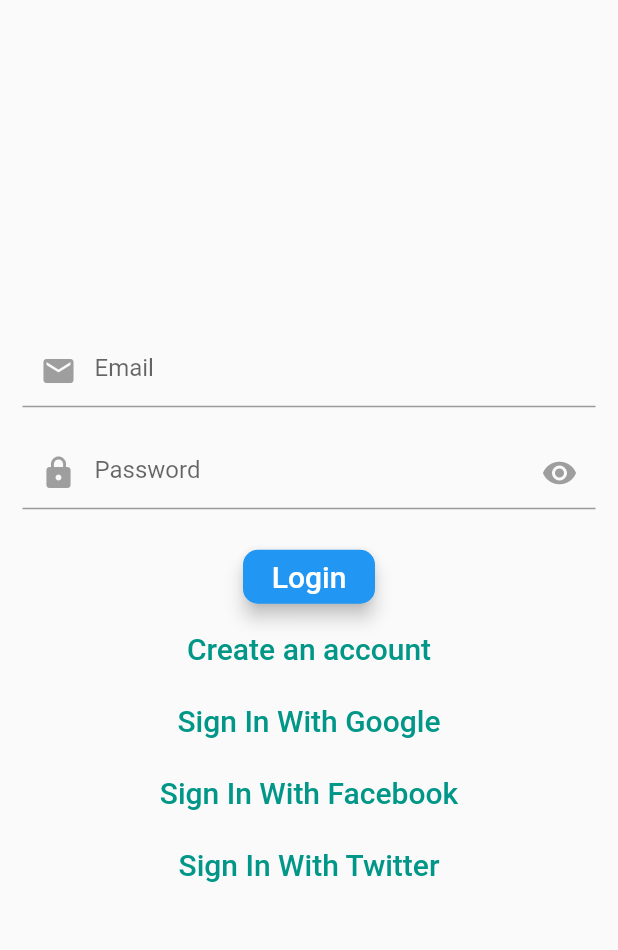
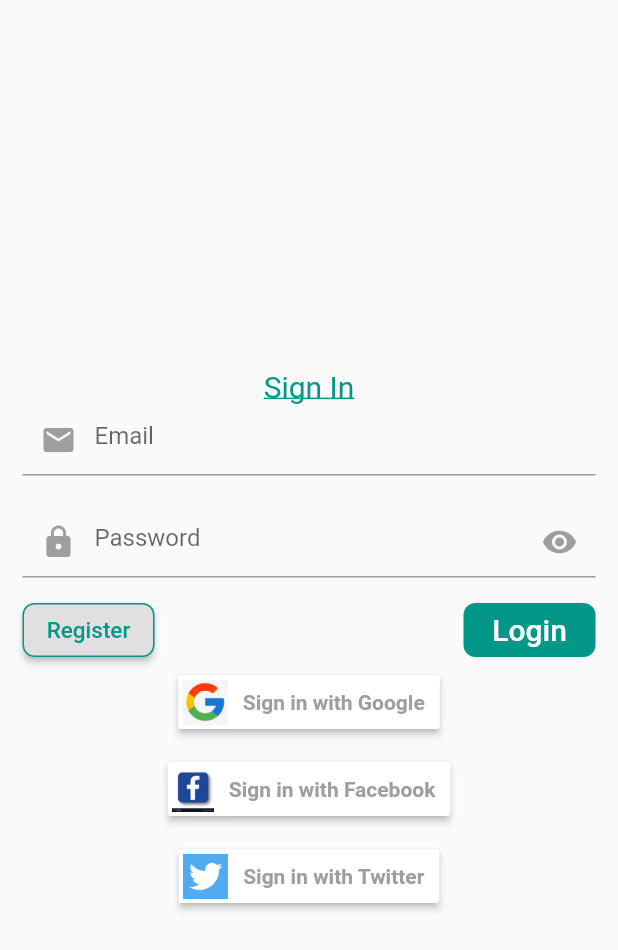
Before and after one commit to NKGS/Flutter_Basics, a Flutter app: the screen it shows after launch, on a phone screen of 412 x 824 dp. Shown: the top 950 px of the screen. Run offline on Flutter 3.47's test engine with Material 2 defaults, Android fonts, the phone set to English and light mode, and no system bars; our stand-ins replace firebase_auth, google_sign_in; accounts and stored records are empty.

Commit message:
code for login with style changes

```diff
--- a/lib/view/LoginView.dart
+++ b/lib/view/LoginView.dart
@@ -167,20 +167,102 @@ class _LoginViewState extends State<LoginView> {
         child: Form(
           autovalidate: _autoValidate,
           key: formKey,
+          child: Center(
+            child: SingleChildScrollView(
               child: Column(
                 mainAxisAlignment: MainAxisAlignment.center,
               children: [
+                SizedBox(height: 30),
+                Text(_formType == FormType.register ? 'Register' : 'Sign In',
+                    style: new TextStyle(fontSize: 20.0, color: Colors.teal,decoration: TextDecoration.underline )),
                 showEmailInput(),
                 SizedBox(height: 20),
                 showPasswordInput(),
-            SizedBox(height: 20),
+                SizedBox(height: (_formType == FormType.register) ? 20: 5),
                 showConfirmPassword(),
+                SizedBox(height: 5),
                 showPrimaryButton(),
-            showOtherButtons()
+                showOtherButtonsImages()
+                //showOtherButtons()
               ],
         ),
             ),
+          ),
+        ),
       )
+    );
+  }
+
+  Widget showOtherButtonsImages() {
+    return Container(
+      alignment: Alignment.center,
+
+      child: Column(
+        children: [
+          RaisedButton(
+            onPressed: () => {},
+            padding: EdgeInsets.only(top: 3.0, bottom: 3.0, left: 3.0),
+            color: const Color(0xFFFFFFFF),
+            child: Row(
+                mainAxisSize: MainAxisSize.min,
+              children: [
+                Image.asset('assets/images/google.jpg', height: 30.0,),
+                new Container(
+                    padding: EdgeInsets.only(left: 10.0, right: 10.0),
+                    child: new Text(
+                      "Sign in with Google",
+                      style: TextStyle(
+                          color: Colors.grey,
+                          fontWeight: FontWeight.bold),
+                    )
+                ),
+              ]
+            ),
+          ),
+          SizedBox(height: 10),
+          RaisedButton(
+            onPressed: () => {},
+            padding: EdgeInsets.only(top: 3.0, bottom: 3.0, left: 3.0),
+            color: const Color(0xFFFFFFFF),
+            child: Row(
+              mainAxisSize: MainAxisSize.min,
+              children: [
+                Image.asset('assets/images/fb.jpg', height: 30.0,),
+                new Container(
+                    padding: EdgeInsets.only(left: 10.0, right: 10.0),
+                    child: new Text(
+                      "Sign in with Facebook",
+                      style: TextStyle(
+                          color: Colors.grey,
+                          fontWeight: FontWeight.bold),
+                    )
+                ),
+              ],
+            ),
+          ),
+          SizedBox(height: 10),
+          RaisedButton(
+            onPressed: () => {},
+            padding: EdgeInsets.only(top: 3.0, bottom: 3.0, left: 3.0),
+            color: const Color(0xFFFFFFFF),
+            child: Row(
+              mainAxisSize: MainAxisSize.min,
+              children: [
+                Image.asset('assets/images/twitter.png', height: 30.0,),
+                new Container(
+                    padding: EdgeInsets.only(left: 10.0, right: 10.0),
+                    child: new Text(
+                      "Sign in with Twitter",
+                      style: TextStyle(
+                          color: Colors.grey,
+                          fontWeight: FontWeight.bold),
+                    )
+                ),
+              ],
+            ),
+          )
+        ],
+      ),
     );
   }
 
@@ -249,43 +331,53 @@ class _LoginViewState extends State<LoginView> {
 
   Widget showPrimaryButton() {
     if(_formType == FormType.login) {
-      return Column(
+      return Row(
+        mainAxisAlignment: MainAxisAlignment.spaceBetween,
           children: <Widget>[
             RaisedButton(
-              elevation: 5.0,
+              shape: RoundedRectangleBorder(
+                  borderRadius: BorderRadius.circular(8.0),
+                  side: BorderSide(color: Colors.teal)
+              ),
+              child: Text('Register',
+                style: TextStyle(fontSize: 15.0, color: Colors.teal),),
+              onPressed: moveToRegister,
+            ),
+            RaisedButton(
+              elevation: 0.0,
               shape: new RoundedRectangleBorder(
-                  borderRadius: new BorderRadius.circular(10.0)),
-              color: Colors.blue,
+                  borderRadius: new BorderRadius.circular(8.0)),
+              color: Colors.teal,
               child: new Text('Login',
                   style: new TextStyle(fontSize: 20.0, color: Colors.white)),
               onPressed: () {
                 validateAndSubmit();
               },
-            ),
-            FlatButton(
-              child: Text('Create an account',
-                style: TextStyle(fontSize: 20.0, color: Colors.teal),),
-              onPressed: moveToRegister,
             )
           ]);
     } else {
-      return Column(
+      return Row(
+          mainAxisAlignment: MainAxisAlignment.spaceBetween,
           children: <Widget>[
+            RaisedButton(
+              shape: RoundedRectangleBorder(
+                  borderRadius: BorderRadius.circular(8.0),
+                  side: BorderSide(color: Colors.teal)
+              ),
+              child: Text('Sign In',
+                style: TextStyle(fontSize: 15.0, color: Colors.teal),),
+              onPressed: moveToLogin,
+            ),
             RaisedButton(
               elevation: 5.0,
               shape: new RoundedRectangleBorder(
                   borderRadius: new BorderRadius.circular(10.0)),
-              color: Colors.blue,
+              color: Colors.teal,
               child: new Text('Register',
                   style: new TextStyle(fontSize: 20.0, color: Colors.white)),
               onPressed: () {
                 validateAndSubmit();
               },
-            ),
-            FlatButton(
-              child: Text('Sign In',
-                style: TextStyle(fontSize: 20.0, color: Colors.teal),),
-              onPressed: moveToLogin,
             )
           ]);
     }
@@ -324,7 +416,6 @@ class _LoginViewState extends State<LoginView> {
               )
             ),
           ),
-           SizedBox(height: 20)
       ]);
     } else {
       return SizedBox(height: 1);
```
Also changed, not shown: pubspec.yaml (+4 -3 lines), assets/images/fb.jpg (added), assets/images/google.jpg (added), assets/images/twitter.png (added). Lines whose indentation alone changed are shown as unchanged.
